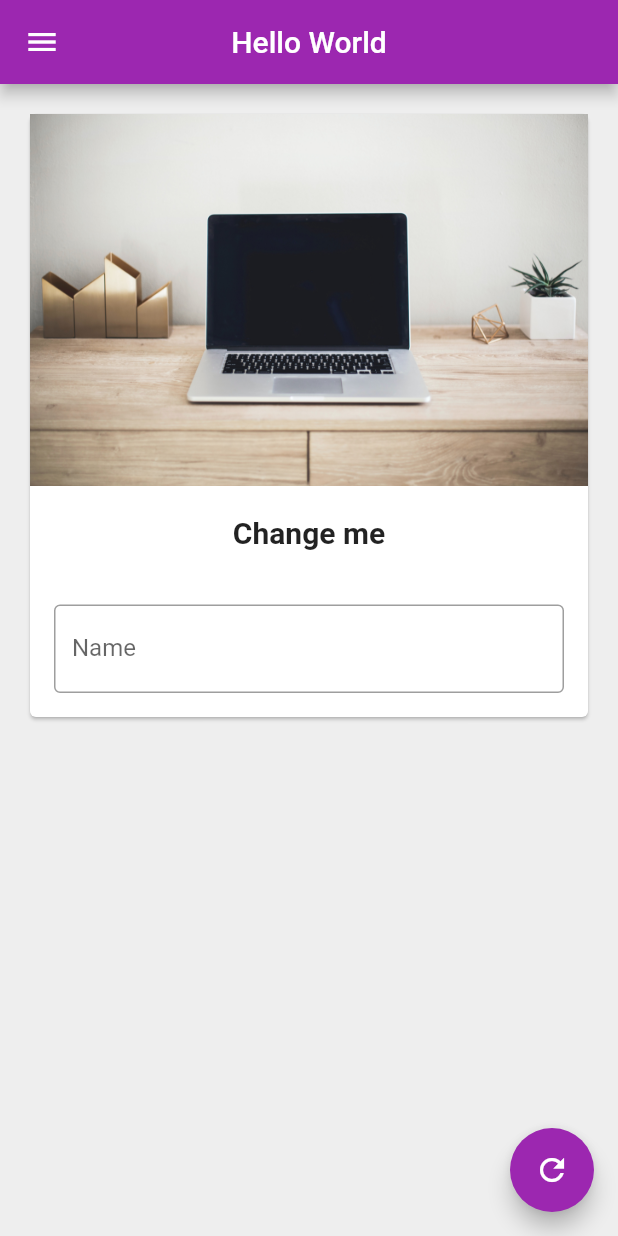
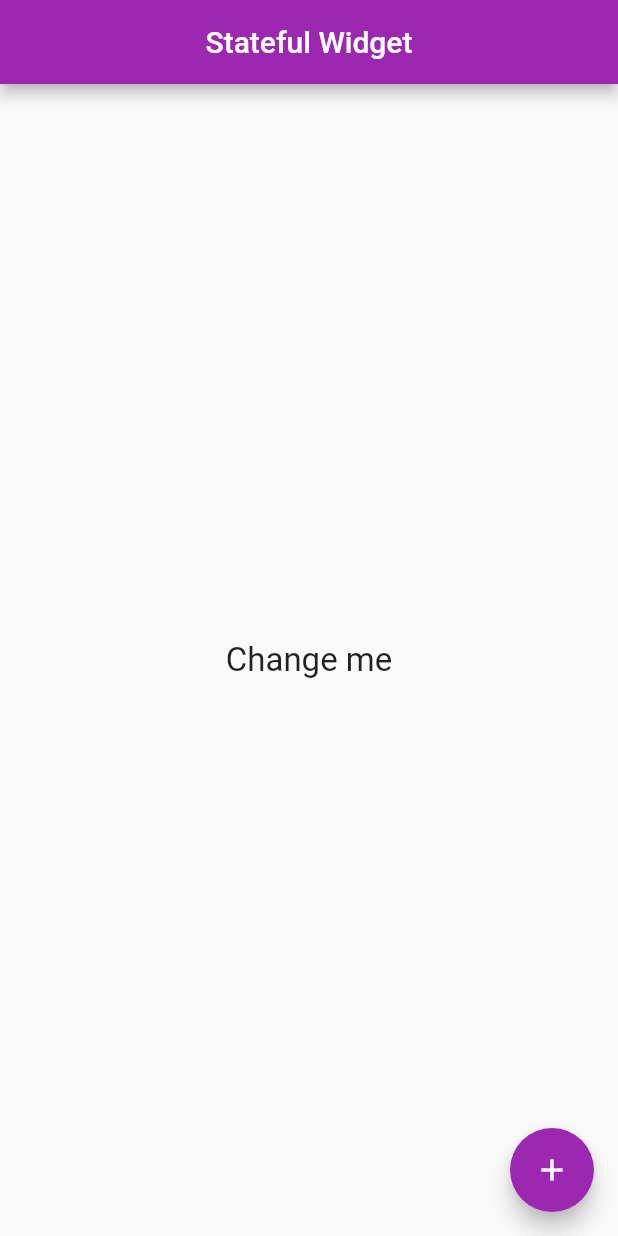
Before and after one commit to WaseemVirk00/flutter_learning_projects, a Flutter app: the screen it shows after launch, on a phone screen of 412 x 824 dp. Run offline on Flutter 3.47's test engine with Material 2 defaults, Android fonts, the phone set to English and light mode, and no system bars.

Commit message:
code updated

```diff
--- a/lib/change_name_mycard.dart
+++ /dev/null
@@ -1,46 +0,0 @@
-import 'package:flutter/material.dart';
-
-class change_name_mycard extends StatelessWidget {
-  const change_name_mycard({
-    Key? key,
-    required this.myText,
-    required TextEditingController nameController,
-  }) : _nameController = nameController, super(key: key);
-
-  final String myText;
-  final TextEditingController _nameController;
-
-  @override
-  Widget build(BuildContext context) {
-    return Column(
-      children: <Widget>[
-        Image.asset(
-          "assets/images/laptop.jpg",
-          fit: BoxFit.cover,
-        ),
-        SizedBox(
-          height: 20,
-        ),
-        Text(
-          myText,
-          style: TextStyle(fontSize: 20, fontWeight: FontWeight.bold),
-        ),
-        SizedBox(
-          height: 20,
-        ),
-        Padding(
-          padding: const EdgeInsets.all(16.0),
-          child: TextField(
-            controller: _nameController,
-            keyboardType: TextInputType.text,
-            decoration: InputDecoration(
-              hintText: "Enter Something here",
-              labelText: "Name",
-              border: OutlineInputBorder(),
-            ),
-          ),
-        )
-      ],
-    );
-  }
-}
--- a/lib/drawer.dart
+++ /dev/null
@@ -1,31 +0,0 @@
-import 'package:flutter/material.dart';
-
-class MyDrawer extends StatelessWidget {
-  const MyDrawer({Key? key}) : super(key: key);
-
-  @override
-  Widget build(BuildContext context) {
-    return Drawer(
-      child: ListView(
-        padding: EdgeInsets.zero,
-        children: <Widget>[
-          UserAccountsDrawerHeader(
-            accountName: Text("Waceem Virk"),
-            accountEmail: Text("waseemvirk00@gmail.com"),
-            decoration: BoxDecoration(color: Colors.purple),
-            currentAccountPicture: CircleAvatar(
-              backgroundImage:
-                  NetworkImage("https://twitter.com/waceem_/photo"),
-            ),
-          ),
-          ListTile(
-            leading: Icon(Icons.person),
-            title: Text("Account"),
-            subtitle: Text("Personal"),
-            trailing: Icon(Icons.edit),
-          )
-        ],
-      ),
-    );
-  }
-}
--- a/lib/pages/home_page.dart
+++ b/lib/pages/home_page.dart
@@ -1,47 +1,58 @@
 import 'package:flutter/material.dart';
-import 'package:hello_world/change_name_mycard.dart';
-import 'package:hello_world/drawer.dart';
+import 'dart:math';
 
 class HomePage extends StatefulWidget {
-  const HomePage({Key? key}) : super(key: key);
-
   @override
   _HomePageState createState() => _HomePageState();
 }
 
 class _HomePageState extends State<HomePage> {
-  TextEditingController _nameController = TextEditingController();
   var myText = "Change me";
 
-  @override
-  void initState() {
-    super.initState();
+  void _changeText() {
+    myText = Random().nextInt(10).toString();
+    setState(() {});
+  }
+
+  Widget _bodyWidget() {
+    return Container(
+      padding: const EdgeInsets.all(8.0),
+      child: new Center(
+        child: new Column(
+            mainAxisAlignment: MainAxisAlignment.center,
+            children: <Widget>[
+              new Text(
+                myText,
+                style: new TextStyle(
+                  fontSize: 22.0,
+                ),
+              ),
+              // new RaisedButton(
+              //   child: new Text(
+              //     "Click",
+              //     style: new TextStyle(
+              //       color: Colors.white,
+              //       fontSize: 20.0,
+              //     ),
+              //   ),
+              //   onPressed: _changeText,
+              //   color: Colors.redAccent,
+              // )
+            ]),
+      ),
+    );
   }
 
   @override
   Widget build(BuildContext context) {
     return Scaffold(
-      backgroundColor: Colors.grey[200],
       appBar: AppBar(
-        title: Text("Hello World"),
+        title: Text("Stateful Widget"),
         centerTitle: true,
       ),
-      body: Padding(
-        padding: const EdgeInsets.all(16.0),
-        child: SingleChildScrollView(
-          child: Card(
-            child: change_name_mycard(myText: myText, nameController: _nameController),
-          ),
-        ),
-      ),
-      drawer: MyDrawer(),
-      floatingActionButton: FloatingActionButton(
-        onPressed: () {
-          myText = _nameController.text;
-          setState(() {});
-        },
-        child: Icon(Icons.refresh),
-      ),
+      body: _bodyWidget(),
+      floatingActionButton: new FloatingActionButton(
+          child: new Icon(Icons.add), onPressed: _changeText),
     );
   }
 }
```
